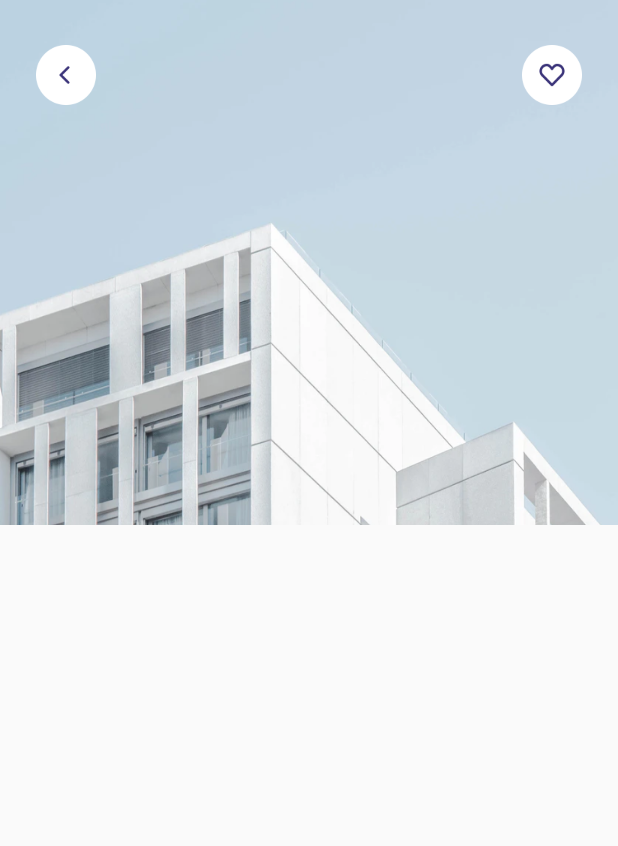
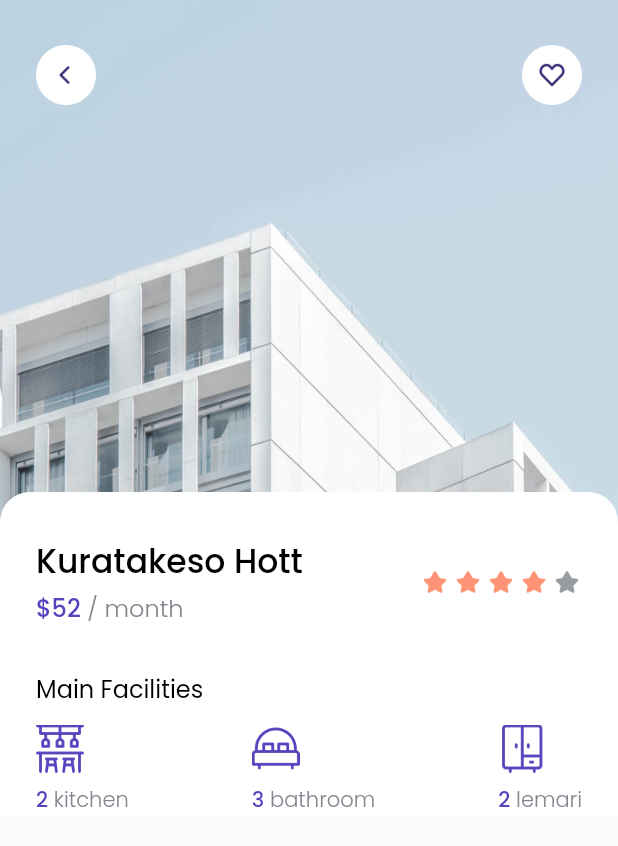
Before and after one commit to xenopati/bwa_cozy, a Flutter app: the DetailPage screen opened directly, on a phone screen of 412 x 824 dp. Shown: the top 846 px of the screen. Run offline on Flutter 3.47's test engine with Material 2 defaults, Android fonts, the phone set to English and light mode, and no system bars; our stand-ins replace google_fonts.

Commit message:
progress detail page

```diff
--- a/lib/pages/detail_page.dart
+++ b/lib/pages/detail_page.dart
@@ -1,4 +1,5 @@
 import 'package:bwa_cozy/theme.dart';
+import 'package:bwa_cozy/widgets/facility_item.dart';
 import 'package:flutter/material.dart';
 
 class DetailPage extends StatelessWidget {
@@ -39,6 +40,149 @@ class DetailPage extends StatelessWidget {
                 ],
               ),
             ),
+            ListView(
+              children: [
+                SizedBox(
+                  height: 328,
+                ),
+                Container(
+                  width: MediaQuery.of(context).size.width,
+                  decoration: BoxDecoration(
+                    borderRadius: BorderRadius.vertical(
+                      top: Radius.circular(20),
+                    ),
+                    color: whiteColor,
+                  ),
+                  child: Column(
+                    crossAxisAlignment: CrossAxisAlignment.start,
+                    children: [
+                      SizedBox(
+                        height: 30,
+                      ),
+                      // NOTE: TITLE
+                      Padding(
+                        padding: EdgeInsets.symmetric(
+                          horizontal: edge,
+                        ),
+                        child: Row(
+                          mainAxisAlignment: MainAxisAlignment.spaceBetween,
+                          children: [
+                            Column(
+                              crossAxisAlignment: CrossAxisAlignment.start,
+                              children: [
+                                Text(
+                                  'Kuratakeso Hott',
+                                  style: blackTextStyle.copyWith(
+                                    fontSize: 22,
+                                  ),
+                                ),
+                                SizedBox(
+                                  height: 2,
+                                ),
+                                Text.rich(
+                                  TextSpan(
+                                    text: '\$52',
+                                    style: purpleTextStyle.copyWith(
+                                      fontSize: 16,
+                                    ),
+                                    children: [
+                                      TextSpan(
+                                        text: ' / month',
+                                        style: greyTextStyle.copyWith(
+                                          fontSize: 16,
+                                        ),
+                                      ),
+                                    ],
+                                  ),
+                                ),
+                              ],
+                            ),
+                            Row(
+                              children: [
+                                Image.asset(
+                                  'assets/images/icon_star.png',
+                                  width: 20,
+                                ),
+                                SizedBox(
+                                  width: 2,
+                                ),
+                                Image.asset(
+                                  'assets/images/icon_star.png',
+                                  width: 20,
+                                ),
+                                SizedBox(
+                                  width: 2,
+                                ),
+                                Image.asset(
+                                  'assets/images/icon_star.png',
+                                  width: 20,
+                                ),
+                                SizedBox(
+                                  width: 2,
+                                ),
+                                Image.asset(
+                                  'assets/images/icon_star.png',
+                                  width: 20,
+                                ),
+                                SizedBox(
+                                  width: 2,
+                                ),
+                                Image.asset(
+                                  'assets/images/icon_star.png',
+                                  width: 20,
+                                  color: Color(0xff989BA1),
+                                ),
+                              ],
+                            ),
+                          ],
+                        ),
+                      ),
+                      SizedBox(
+                        height: 30,
+                      ),
+                      // NOTE: MAIN FACILITIES
+                      Padding(
+                        padding: EdgeInsets.only(left: edge),
+                        child: Text(
+                          'Main Facilities',
+                          style: regularTextStyle.copyWith(
+                            fontSize: 16,
+                          ),
+                        ),
+                      ),
+                      SizedBox(
+                        height: 12,
+                      ),
+                      Padding(
+                        padding: EdgeInsets.symmetric(
+                          horizontal: edge,
+                        ),
+                        child: Row(
+                          mainAxisAlignment: MainAxisAlignment.spaceBetween,
+                          children: [
+                            FacilityItem(
+                              name: 'kitchen',
+                              imageUrl: 'assets/images/icon_kitchen.png',
+                              total: 2,
+                            ),
+                            FacilityItem(
+                              name: 'bathroom',
+                              imageUrl: 'assets/images/icon_bed.png',
+                              total: 3,
+                            ),
+                            FacilityItem(
+                              name: 'lemari',
+                              imageUrl: 'assets/images/icon_cupboard.png',
+                              total: 2,
+                            ),
+                          ],
+                        ),
+                      ),
+                    ],
+                  ),
+                )
+              ],
+            )
           ],
         ),
       ),
--- /dev/null
+++ b/lib/widgets/facility_item.dart
@@ -0,0 +1,41 @@
+import 'package:bwa_cozy/theme.dart';
+import 'package:flutter/material.dart';
+
+class FacilityItem extends StatelessWidget {
+  final String name;
+  final String imageUrl;
+  final int total;
+  FacilityItem(
+      {required this.name, required this.imageUrl, required this.total});
+  @override
+  Widget build(BuildContext context) {
+    return Column(
+      crossAxisAlignment: CrossAxisAlignment.start,
+      children: [
+        Image.asset(
+          imageUrl,
+          width: 32,
+        ),
+        SizedBox(
+          height: 8,
+        ),
+        Text.rich(
+          TextSpan(
+            text: '$total',
+            style: purpleTextStyle.copyWith(
+              fontSize: 14,
+            ),
+            children: [
+              TextSpan(
+                text: ' $name',
+                style: greyTextStyle.copyWith(
+                  fontSize: 14,
+                ),
+              ),
+            ],
+          ),
+        ),
+      ],
+    );
+  }
+}
```
